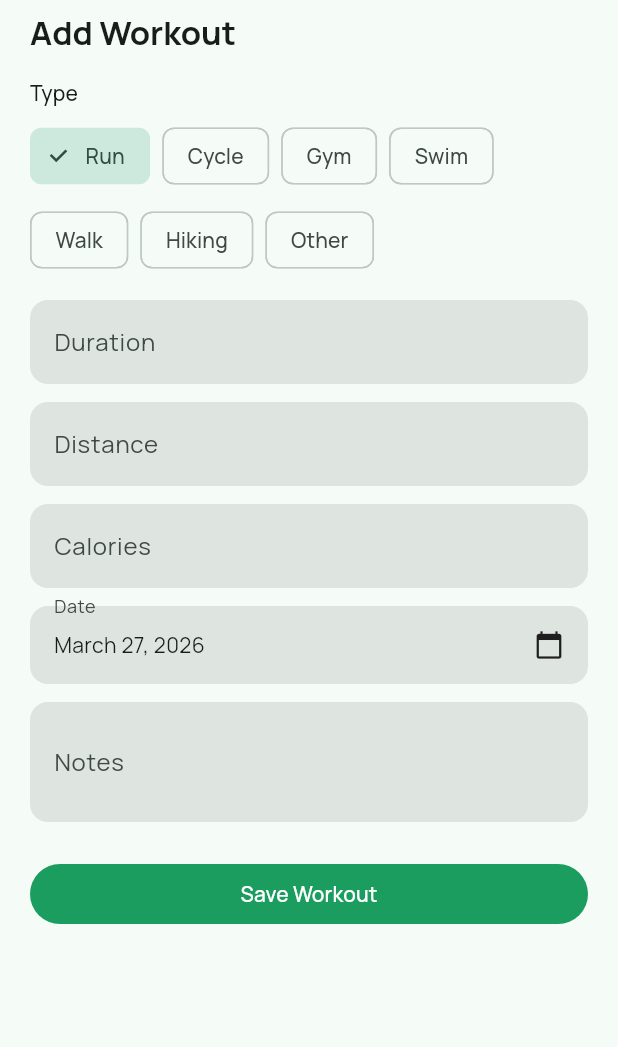
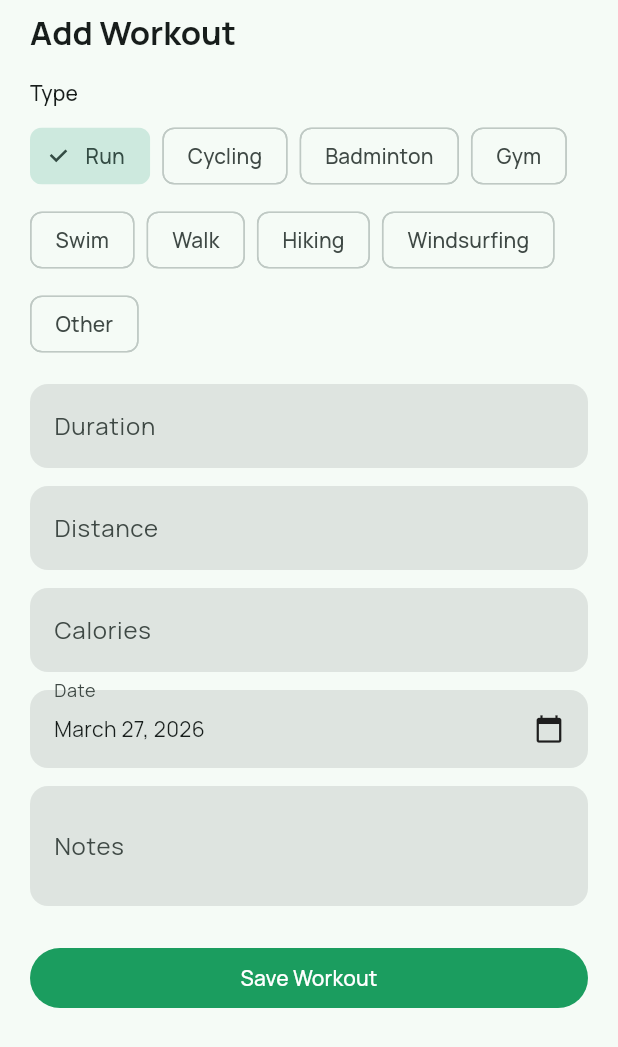
Before and after one commit to Germain-L/v32, a Flutter app: the _AddWorkoutSheet widget shown alone on an empty page, opened directly, on a phone screen of 412 x 824 dp. Shown: the top 1047 px of the screen. Run offline on Flutter 3.47's test engine with Material 3 defaults, Android fonts, the phone set to English and light mode, and no system bars; our stand-ins replace connectivity_plus, go_router, image_picker, shared_preferences, sqflite; accounts and stored records are empty; network calls fail.

Commit message:
feat: add new workout activity types

```diff
--- a/lib/data/models/workout.dart
+++ b/lib/data/models/workout.dart
@@ -1,4 +1,14 @@
-enum WorkoutType { run, cycle, gym, swim, walk, hiking, other }
+enum WorkoutType {
+  run,
+  cycle,
+  badminton,
+  gym,
+  swim,
+  walk,
+  hiking,
+  windsurfing,
+  other,
+}
 
 extension WorkoutTypeExtension on WorkoutType {
   String get displayName {
@@ -6,7 +16,9 @@ extension WorkoutTypeExtension on WorkoutType {
       case WorkoutType.run:
         return 'Run';
       case WorkoutType.cycle:
-        return 'Cycle';
+        return 'Cycling';
+      case WorkoutType.badminton:
+        return 'Badminton';
       case WorkoutType.gym:
         return 'Gym';
       case WorkoutType.swim:
@@ -15,6 +27,8 @@ extension WorkoutTypeExtension on WorkoutType {
         return 'Walk';
       case WorkoutType.hiking:
         return 'Hiking';
+      case WorkoutType.windsurfing:
+        return 'Windsurfing';
       case WorkoutType.other:
         return 'Other';
     }
--- a/lib/presentation/screens/workouts_screen.dart
+++ b/lib/presentation/screens/workouts_screen.dart
@@ -350,6 +350,8 @@ class _WorkoutCard extends StatelessWidget {
         return Icons.directions_run;
       case WorkoutType.cycle:
         return Icons.directions_bike;
+      case WorkoutType.badminton:
+        return Icons.sports_tennis;
       case WorkoutType.gym:
         return Icons.fitness_center;
       case WorkoutType.swim:
@@ -358,6 +360,8 @@ class _WorkoutCard extends StatelessWidget {
         return Icons.directions_walk;
       case WorkoutType.hiking:
         return Icons.hiking;
+      case WorkoutType.windsurfing:
+        return Icons.kayaking;
       case WorkoutType.other:
         return Icons.sports;
     }
@@ -467,7 +471,8 @@ class _WorkoutCard extends StatelessWidget {
                   if (workout.heartRateAvg != null)
                     _MetricChip(
                       icon: Icons.favorite_outline,
-                      label: l10n.workoutHeartRate(workout.heartRateAvg.toString()),
+                      label: l10n
+                          .workoutHeartRate(workout.heartRateAvg.toString()),
                     ),
                 ],
               ),
@@ -583,7 +588,6 @@ class _AddWorkoutSheetState extends State<_AddWorkoutSheet> {
   @override
   Widget build(BuildContext context) {
     final theme = Theme.of(context);
-    final colorScheme = theme.colorScheme;
     final l10n = context.l10n;
 
     return SingleChildScrollView(
--- a/pubspec.yaml
+++ b/pubspec.yaml
@@ -16,7 +16,7 @@ publish_to: 'none' # Remove this line if you wish to publish to pub.dev
 # https://developer.apple.com/library/archive/documentation/General/Reference/InfoPlistKeyReference/Articles/CoreFoundationKeys.html
 # In Windows, build-name is used as the major, minor, and patch parts
 # of the product and file versions while build-number is used as the build suffix.
-version: 2.0.1+10
+version: 2.0.2+11
 
 environment:
   sdk: ^3.6.0
```
Also changed, not shown: 1 other file.
